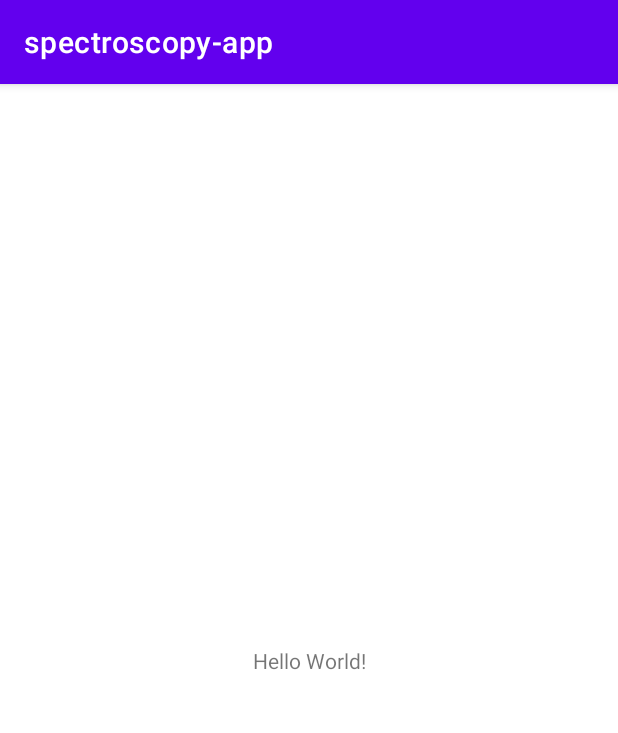
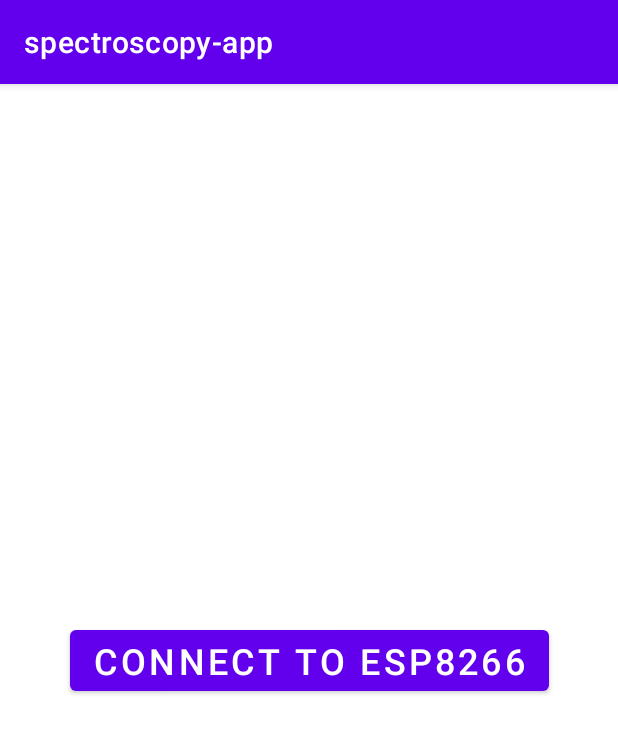
Before and after one commit to KevTango/spectroscopy-analyser, an Android app: the screen it shows after launch (MainActivity), on a phone screen of 412 x 824 dp. Shown: the top 733 px of the screen. Run offline under Robolectric (Android 15) with nearby library versions, the phone set to English and light mode, and no system bars.

```diff
--- a/spectroscopy-app/app/src/main/java/com/example/spectroscopy_app/MainActivity.kt
+++ b/spectroscopy-app/app/src/main/java/com/example/spectroscopy_app/MainActivity.kt
@@ -1,11 +1,21 @@
 package com.example.spectroscopy_app
 
+import android.os.Bundle
+import android.widget.Button
+import android.widget.Toast
 import androidx.appcompat.app.AppCompatActivity
-import android.os.Bundle
 
 class MainActivity : AppCompatActivity() {
     override fun onCreate(savedInstanceState: Bundle?) {
         super.onCreate(savedInstanceState)
         setContentView(R.layout.activity_main)
+
+        // get reference to button
+        val btn_click_me = findViewById(R.id.connect_button) as Button
+        // set on-click listener
+        btn_click_me.setOnClickListener {
+            // your code to perform when the user clicks on the button
+            Toast.makeText(this@MainActivity, "Connecting...", Toast.LENGTH_SHORT).show()
+        }
     }
 }
--- a/spectroscopy-app/app/src/main/res/layout/activity_main.xml
+++ b/spectroscopy-app/app/src/main/res/layout/activity_main.xml
@@ -6,13 +6,15 @@
     android:layout_height="match_parent"
     tools:context=".MainActivity">
 
-    <TextView
+    <Button
+        android:id="@+id/connect_button"
         android:layout_width="wrap_content"
         android:layout_height="wrap_content"
-        android:text="Hello World!"
+        android:text="@string/connect_to_esp8266"
+        android:textSize="24sp"
         app:layout_constraintBottom_toBottomOf="parent"
-        app:layout_constraintLeft_toLeftOf="parent"
-        app:layout_constraintRight_toRightOf="parent"
+        app:layout_constraintEnd_toEndOf="parent"
+        app:layout_constraintStart_toStartOf="parent"
         app:layout_constraintTop_toTopOf="parent" />
 
 </androidx.constraintlayout.widget.ConstraintLayout>
--- a/spectroscopy-app/app/src/main/res/values/strings.xml
+++ b/spectroscopy-app/app/src/main/res/values/strings.xml
@@ -1,3 +1,5 @@
 <resources>
     <string name="app_name">spectroscopy-app</string>
+    <string name="connect">connect</string>
+    <string name="connect_to_esp8266">connect to esp8266</string>
 </resources>
```
Also changed, not shown: 1 other file.
